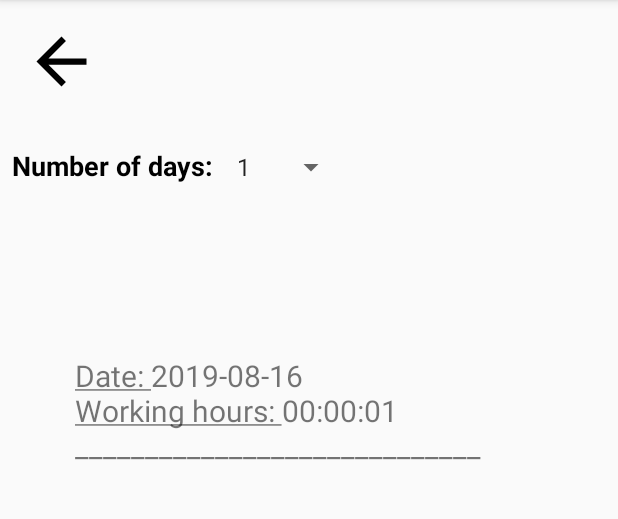
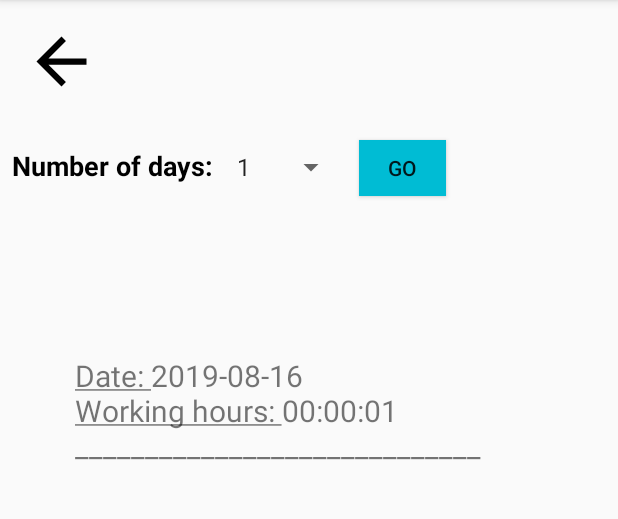
Before and after one commit to EricSumStu/August19, an Android app: the Report screen opened directly, with no data from a screen before it, on a phone screen of 412 x 824 dp, the part 84-603 px from its top. Run offline under Robolectric (Android 15) with nearby library versions, the phone set to English and light mode, and no system bars.

Commit message:
Table connected to spinner

```diff
--- a/TrackMyHours/app/src/main/java/com/example/trackmyhours/Report.java
+++ b/TrackMyHours/app/src/main/java/com/example/trackmyhours/Report.java
@@ -8,6 +8,7 @@ import android.text.Html;
 import android.util.TypedValue;
 import android.view.View;
 import android.widget.LinearLayout;
+import android.widget.Spinner;
 import android.widget.TextView;
 
 import java.io.BufferedReader;
@@ -26,8 +27,24 @@ public class Report extends AppCompatActivity {
         super.onCreate(savedInstanceState);
         setContentView(R.layout.activity_report);
 
+        Spinner mySpinner = (Spinner) findViewById(R.id.spinner2);
+        String spinnerValue = mySpinner.getSelectedItem().toString();
+        int spinnerValueInt = Integer.parseInt(spinnerValue);
+        readDataFromFile(spinnerValueInt);
+    }
+
+    public void reDrawTiles(View v){
+        Spinner mySpinner = (Spinner) findViewById(R.id.spinner2);
+        String spinnerValue = mySpinner.getSelectedItem().toString();
+        int spinnerValueInt = Integer.parseInt(spinnerValue);
+        readDataFromFile(spinnerValueInt);
+
+    }
+
+    private void readDataFromFile(int counter) {
+
         LinearLayout linearLayout = (LinearLayout) findViewById(R.id.linearLayout);
-
+        linearLayout.removeAllViews();
         FileInputStream fis = null;
 
         try {
@@ -36,8 +53,9 @@ public class Report extends AppCompatActivity {
             BufferedReader br = new BufferedReader(isr);
             StringBuilder sb = new StringBuilder();
             String text;
+            int innerCounter = 0;
 
-            while ((text = br.readLine()) != null) {
+            while ((text = br.readLine()) != null && innerCounter < counter) {
                 final TextView rowTextView = new TextView(this);
                 rowTextView.setTextSize(20);
                 String[] textArray = text.split(" ");
@@ -48,6 +66,7 @@ public class Report extends AppCompatActivity {
                 linearLayout.addView(rowTextView);
 
                 sb.append(text).append("\n");
+                innerCounter++;
             }
 
 
--- a/TrackMyHours/app/src/main/res/layout/activity_report.xml
+++ b/TrackMyHours/app/src/main/res/layout/activity_report.xml
@@ -64,4 +64,21 @@
         app:layout_constraintEnd_toEndOf="parent"
         app:layout_constraintStart_toStartOf="parent"
         app:layout_constraintTop_toBottomOf="@+id/spinner2"/>
+
+    <Button
+        android:id="@+id/button6"
+        android:layout_width="58dp"
+        android:layout_height="37dp"
+        android:layout_marginStart="8dp"
+        android:layout_marginLeft="8dp"
+        android:layout_marginEnd="8dp"
+        android:layout_marginRight="8dp"
+        android:background="#00BCD4"
+        android:onClick="reDrawTiles"
+        android:text="@string/go"
+        app:layout_constraintBaseline_toBaselineOf="@+id/spinner2"
+        app:layout_constraintEnd_toEndOf="parent"
+        app:layout_constraintHorizontal_bias="0.0"
+        app:layout_constraintStart_toEndOf="@+id/spinner2" />
+
 </androidx.constraintlayout.widget.ConstraintLayout>
--- a/TrackMyHours/app/src/main/res/values/strings.xml
+++ b/TrackMyHours/app/src/main/res/values/strings.xml
@@ -3,7 +3,7 @@
     <string name="StartButtonText">Start Working Time</string>
     <string name="finish_work_text">Start Lunch</string>
     <string name="noOfDays">Number of days:</string>
-    <string name="workingHours"><u>Working hours</u></string>
+    <string name="go">Go</string>
 
         <string name="day_prompt">Number of days</string>
 
```
